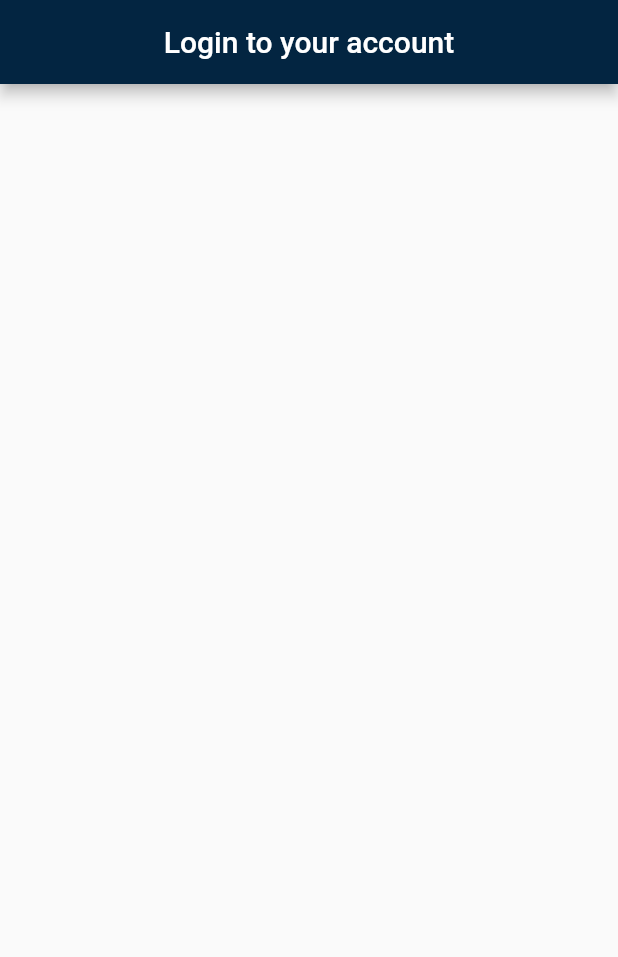
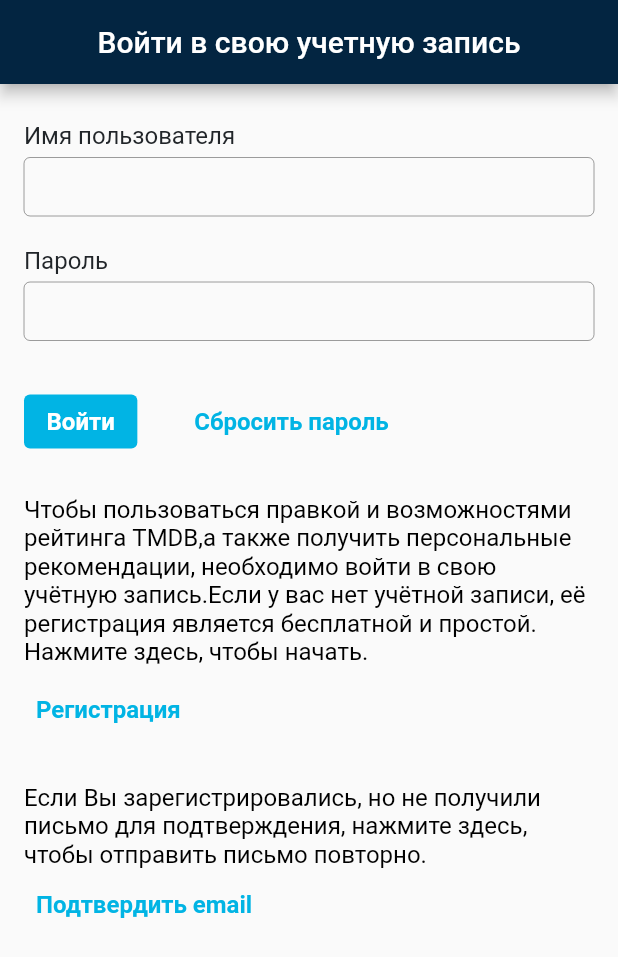
Before and after one commit to AndrewZed/flutter_themoviedb_app, a Flutter app: the screen it shows after launch, on a phone screen of 412 x 824 dp. Shown: the top 957 px of the screen. Run offline on Flutter 3.47's test engine with Material 2 defaults, Android fonts, the phone set to English and light mode, and no system bars.

Commit message:
lesson30

```diff
--- a/lib/main.dart
+++ b/lib/main.dart
@@ -1,5 +1,7 @@
 import 'package:flutter/material.dart';
+import 'package:flutter_themoviedb_app/theme/app_colors.dart';
 import 'package:flutter_themoviedb_app/widgets/auth/auth_widget.dart';
+import 'package:flutter_themoviedb_app/widgets/main_screen/main_screen_widget.dart';
 
 void main() {
   runApp(MyApp());
@@ -11,9 +13,19 @@ class MyApp extends StatelessWidget {
     return MaterialApp(
       title: 'Flutter Demo',
       theme: ThemeData(
-        appBarTheme: AppBarTheme(backgroundColor: Color.fromRGBO(3, 37, 65, 1)),
-      ),
-      home: AuthWidget(),
+          appBarTheme: AppBarTheme(
+            backgroundColor: AppColors.mainDarkBlue,
+          ),
+          bottomNavigationBarTheme: BottomNavigationBarThemeData(
+            backgroundColor: AppColors.mainDarkBlue,
+            selectedItemColor: Colors.white,
+            unselectedItemColor: Colors.grey,
+          )),
+      routes: {
+        '/auth': (context) => AuthWidget(),
+        '/main_screen': (context) => MainScreenWidget()
+      },
+      initialRoute: '/auth',
     );
   }
 }
--- /dev/null
+++ b/lib/theme/app_button_style.dart
@@ -0,0 +1,13 @@
+import 'package:flutter/material.dart';
+
+abstract class AppButtonStyle {
+  static final ButtonStyle linkButton = ButtonStyle(
+    foregroundColor: MaterialStateProperty.all(const Color(0xFF01B4E4)),
+    textStyle: MaterialStateProperty.all(
+      TextStyle(
+        fontSize: 16,
+        fontWeight: FontWeight.w700,
+      ),
+    ),
+  );
+}
--- /dev/null
+++ b/lib/theme/app_colors.dart
@@ -0,0 +1,5 @@
+import 'package:flutter/material.dart';
+
+abstract class AppColors {
+  static const mainDarkBlue = Color.fromRGBO(3, 37, 65, 1);
+}
--- a/lib/widgets/auth/auth_widget.dart
+++ b/lib/widgets/auth/auth_widget.dart
@@ -1,4 +1,6 @@
 import 'package:flutter/material.dart';
+import 'package:flutter_themoviedb_app/theme/app_button_style.dart';
+import 'package:flutter_themoviedb_app/widgets/main_screen/main_screen_widget.dart';
 
 class AuthWidget extends StatefulWidget {
   AuthWidget({Key? key}) : super(key: key);
@@ -11,9 +13,175 @@ class _AuthWidgetState extends State<AuthWidget> {
   @override
   Widget build(BuildContext context) {
     return Scaffold(
-        appBar: AppBar(
-      title: Text('Login to your account'),
-      centerTitle: true,
-    ));
+      appBar: AppBar(
+        title: Text('Войти в свою учетную запись'),
+        centerTitle: true,
+      ),
+      body: ListView(
+        children: [
+          _HeaderWidget(),
+        ],
+      ),
+    );
   }
 }
+
+class _HeaderWidget extends StatelessWidget {
+  const _HeaderWidget({Key? key}) : super(key: key);
+
+  @override
+  Widget build(BuildContext context) {
+    final textStyle = const TextStyle(fontSize: 16, color: Colors.black);
+
+    return Padding(
+      padding: const EdgeInsets.symmetric(horizontal: 16),
+      child: Column(
+        crossAxisAlignment: CrossAxisAlignment.start,
+        children: [
+          const SizedBox(height: 25),
+          _FormWidget(),
+          const SizedBox(height: 25),
+          Text(
+              'Чтобы пользоваться правкой и возможностями рейтинга TMDB,'
+              'а также получить персональные рекомендации, необходимо войти в свою учётную запись.'
+              'Если у вас нет учётной записи, её регистрация является бесплатной и простой.'
+              ' Нажмите здесь, чтобы начать.',
+              style: textStyle),
+          const SizedBox(height: 5),
+          TextButton(
+            style: AppButtonStyle.linkButton,
+            onPressed: () {},
+            child: Text('Регистрация'),
+          ),
+          const SizedBox(height: 25),
+          Text(
+              'Если Вы зарегистрировались, но не получили письмо для подтверждения, '
+              'нажмите здесь, чтобы отправить письмо повторно.',
+              style: textStyle),
+          TextButton(
+            style: AppButtonStyle.linkButton,
+            onPressed: () {},
+            child: Text('Подтвердить email'),
+          ),
+        ],
+      ),
+    );
+  }
+}
+
+class _FormWidget extends StatefulWidget {
+  _FormWidget({Key? key}) : super(key: key);
+
+  @override
+  __FormWidgetState createState() => __FormWidgetState();
+}
+
+class __FormWidgetState extends State<_FormWidget> {
+  final _loginTextController = TextEditingController();
+  final _passwordTextController = TextEditingController();
+  String? errorText;
+
+  void _auth() {
+    final login = _loginTextController.text;
+    final password = _passwordTextController.text;
+
+    if (login == 'admin' && password == 'admin') {
+      errorText = null;
+      print('open app');
+
+      Navigator.of(context).pushReplacementNamed('/main_screen');
+    } else {
+      errorText = 'Неверный логин или пароль';
+    }
+    setState(() {});
+  }
+
+  void _resetPassword() {
+    print('сбросить пароль');
+  }
+
+  @override
+  Widget build(BuildContext context) {
+    final textStyle = const TextStyle(
+      fontSize: 16,
+      color: Color(0xFF212529),
+    );
+    final color = const Color(0xFF01B4E4);
+    final textFieldDecorator = InputDecoration(
+      border:
+          OutlineInputBorder(borderSide: BorderSide(color: color, width: 0.0)),
+      contentPadding: EdgeInsets.symmetric(horizontal: 10, vertical: 10),
+      isCollapsed: true,
+    );
+    return Column(
+      crossAxisAlignment: CrossAxisAlignment.start,
+      children: [
+        if (errorText != null) ...[
+          Text(
+            errorText!,
+            style: TextStyle(
+              color: Colors.red,
+              fontSize: 17,
+            ),
+          ),
+          const SizedBox(height: 20)
+        ],
+        Text(
+          'Имя пользователя',
+          style: textStyle,
+        ),
+        const SizedBox(height: 5),
+        TextField(
+          controller: _loginTextController,
+          decoration: textFieldDecorator,
+        ),
+        const SizedBox(height: 20),
+        Text(
+          'Пароль',
+          style: textStyle,
+        ),
+        const SizedBox(height: 5),
+        TextField(
+          controller: _passwordTextController,
+          decoration: textFieldDecorator,
+          obscureText: true,
+        ),
+        const SizedBox(
+          height: 30,
+        ),
+        Row(
+          children: [
+            TextButton(
+              onPressed: _auth,
+              style: ButtonStyle(
+                backgroundColor: MaterialStateProperty.all(color),
+                foregroundColor: MaterialStateProperty.all(Colors.white),
+                textStyle: MaterialStateProperty.all(
+                  TextStyle(
+                    fontSize: 16,
+                    fontWeight: FontWeight.w700,
+                  ),
+                ),
+                padding: MaterialStateProperty.all(
+                  const EdgeInsets.symmetric(
+                    horizontal: 15,
+                    vertical: 8,
+                  ),
+                ),
+              ),
+              child: Text('Войти'),
+            ),
+            const SizedBox(
+              width: 30,
+            ),
+            TextButton(
+              onPressed: _resetPassword,
+              style: AppButtonStyle.linkButton,
+              child: Text('Сбросить пароль'),
+            ),
+          ],
+        )
+      ],
+    );
+  }
+}
--- /dev/null
+++ b/lib/widgets/main_screen/main_screen_widget.dart
@@ -0,0 +1,61 @@
+import 'package:flutter/material.dart';
+
+class MainScreenWidget extends StatefulWidget {
+  MainScreenWidget({Key? key}) : super(key: key);
+
+  @override
+  _MainScreenWidgetState createState() => _MainScreenWidgetState();
+}
+
+class _MainScreenWidgetState extends State<MainScreenWidget> {
+  int _selectedTab = 0;
+
+  static const List<Widget> _widgetOptions = <Widget>[
+    Text(
+      'Новости',
+    ),
+    Text(
+      'Фильмы',
+    ),
+    Text(
+      'Сериалы',
+    ),
+  ];
+
+  void onSelectedTab(int index) {
+    if (_selectedTab == index) return;
+    setState(() {
+      _selectedTab = index;
+    });
+  }
+
+  @override
+  Widget build(BuildContext context) {
+    return Scaffold(
+      appBar: AppBar(
+        title: Text('TMDB'),
+      ),
+      body: Center(
+        child: _widgetOptions[_selectedTab],
+      ),
+      bottomNavigationBar: BottomNavigationBar(
+        currentIndex: _selectedTab,
+        items: [
+          BottomNavigationBarItem(
+            icon: Icon(Icons.home),
+            label: 'Новости',
+          ),
+          BottomNavigationBarItem(
+            icon: Icon(Icons.movie),
+            label: 'Фильмы',
+          ),
+          BottomNavigationBarItem(
+            icon: Icon(Icons.tv),
+            label: 'Сериалы',
+          ),
+        ],
+        onTap: onSelectedTab,
+      ),
+    );
+  }
+}
```
